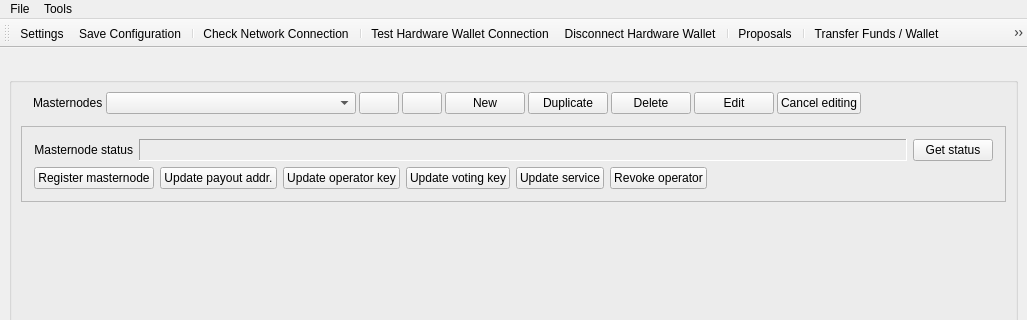
Qt form src/ui/ui_main_dlg.ui (Bertrand256/dash-masternode-tool) before a commit; both pictures show x 0 to 1027 and y 0 to 320 of the 1027 by 530 pixel window.
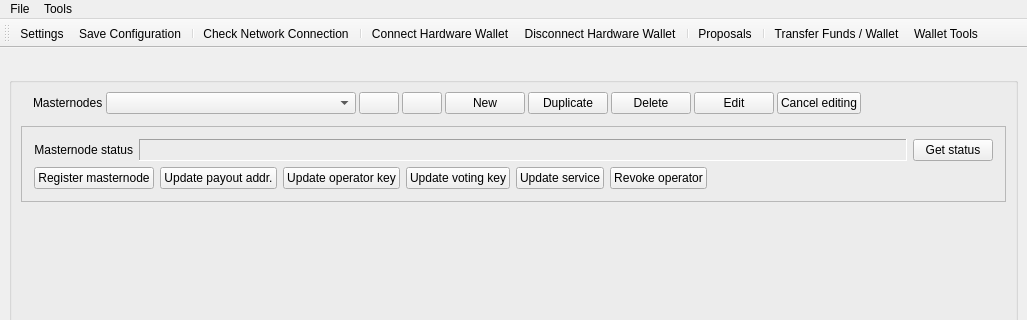
The same form after that commit.

Commit message: Refactoring mostly related to hardware wallet functions. To be done: adapt source code interacting with hardware wallet routines.

What changed in the file:
```diff
--- a/src/ui/ui_main_dlg.ui
+++ b/src/ui/ui_main_dlg.ui
@@ -587,7 +587,7 @@
    <addaction name="separator"/>
    <addaction name="action_check_network_connection"/>
    <addaction name="separator"/>
-   <addaction name="action_test_hw_connection"/>
+   <addaction name="action_connect_hw"/>
    <addaction name="action_disconnect_hw"/>
    <addaction name="separator"/>
    <addaction name="action_open_proposals_window"/>
@@ -662,9 +662,9 @@
     <string>Proposals</string>
    </property>
   </action>
-  <action name="action_test_hw_connection">
+  <action name="action_connect_hw">
    <property name="text">
-    <string>Test Hardware Wallet Connection</string>
+    <string>Connect Hardware Wallet</string>
    </property>
   </action>
   <action name="action_disconnect_hw">
```
The commit also changes 32 other files.
